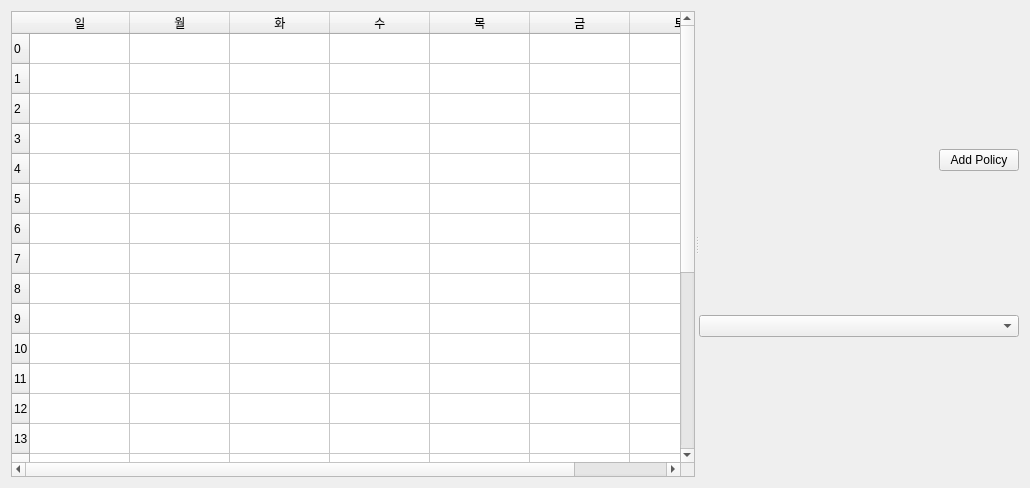
Old version of the form Core/app/NetBlock/policy/policy.ui in the repository wifievent/w.
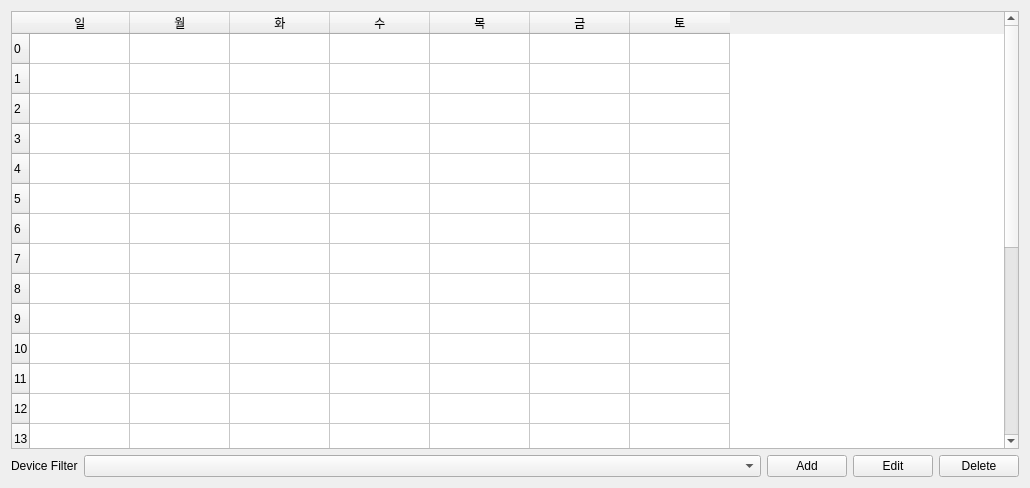
New version of the form.

Commit message:
🚧 Update: policy config
cell step 1 hour
split buttons

Diff of the .ui file:
```diff
--- a/Core/app/NetBlock/policy/policy.ui
+++ b/Core/app/NetBlock/policy/policy.ui
@@ -13,12 +13,8 @@
   <property name="windowTitle">
    <string>policy</string>
   </property>
-  <layout class="QVBoxLayout" name="verticalLayout_2">
+  <layout class="QVBoxLayout" name="verticalLayout">
    <item>
-    <widget class="QSplitter" name="splitter">
-     <property name="orientation">
-      <enum>Qt::Horizontal</enum>
-     </property>
      <widget class="QTableWidget" name="tableWidget">
       <property name="sizePolicy">
        <sizepolicy hsizetype="Expanding" vsizetype="Expanding">
@@ -206,40 +202,47 @@
        </property>
       </column>
      </widget>
-     <widget class="QWidget" name="verticalLayoutWidget">
-      <layout class="QVBoxLayout" name="verticalLayout" stretch="0,0">
-       <property name="spacing">
-        <number>6</number>
-       </property>
-       <property name="sizeConstraint">
-        <enum>QLayout::SetDefaultConstraint</enum>
-       </property>
-       <property name="leftMargin">
-        <number>0</number>
-       </property>
+   </item>
        <item>
         <layout class="QHBoxLayout" name="horizontalLayout">
-         <property name="sizeConstraint">
-          <enum>QLayout::SetMinimumSize</enum>
-         </property>
+     <item>
+      <widget class="QLabel" name="hostFilterLabel">
+       <property name="sizePolicy">
+        <sizepolicy hsizetype="Fixed" vsizetype="Preferred">
+         <horstretch>0</horstretch>
+         <verstretch>0</verstretch>
+        </sizepolicy>
+       </property>
+       <property name="text">
+        <string>Device Filter</string>
+       </property>
+      </widget>
+     </item>
          <item>
-          <spacer name="horizontalSpacer">
-           <property name="orientation">
-            <enum>Qt::Horizontal</enum>
-           </property>
-           <property name="sizeType">
-            <enum>QSizePolicy::Expanding</enum>
-           </property>
-           <property name="sizeHint" stdset="0">
-            <size>
-             <width>40</width>
-             <height>20</height>
-            </size>
-           </property>
-          </spacer>
+      <widget class="QComboBox" name="hostFilter">
+       <property name="sizePolicy">
+        <sizepolicy hsizetype="Preferred" vsizetype="Fixed">
+         <horstretch>0</horstretch>
+         <verstretch>0</verstretch>
+        </sizepolicy>
+       </property>
+      </widget>
+     </item>
+     <item>
+      <widget class="QPushButton" name="addButton">
+       <property name="sizePolicy">
+        <sizepolicy hsizetype="Fixed" vsizetype="Fixed">
+         <horstretch>0</horstretch>
+         <verstretch>0</verstretch>
+        </sizepolicy>
+       </property>
+       <property name="text">
+        <string>Add</string>
+       </property>
+      </widget>
          </item>
          <item>
-          <widget class="QPushButton" name="addPolicyButton">
+      <widget class="QPushButton" name="editButton">
            <property name="sizePolicy">
             <sizepolicy hsizetype="Fixed" vsizetype="Fixed">
              <horstretch>0</horstretch>
@@ -247,18 +250,24 @@
             </sizepolicy>
            </property>
            <property name="text">
-            <string>Add Policy</string>
+        <string>Edit</string>
            </property>
           </widget>
          </item>
-        </layout>
-       </item>
        <item>
-        <widget class="QComboBox" name="hostFilter"/>
-       </item>
-      </layout>
-     </widget>
-    </widget>
+      <widget class="QPushButton" name="deleteButton">
+       <property name="sizePolicy">
+        <sizepolicy hsizetype="Fixed" vsizetype="Fixed">
+         <horstretch>0</horstretch>
+         <verstretch>0</verstretch>
+        </sizepolicy>
+       </property>
+       <property name="text">
+        <string>Delete</string>
+       </property>
+      </widget>
+     </item>
+    </layout>
    </item>
   </layout>
  </widget>
```
Lines whose indentation alone changed are shown as unchanged. The commit also changes 4 other files.
